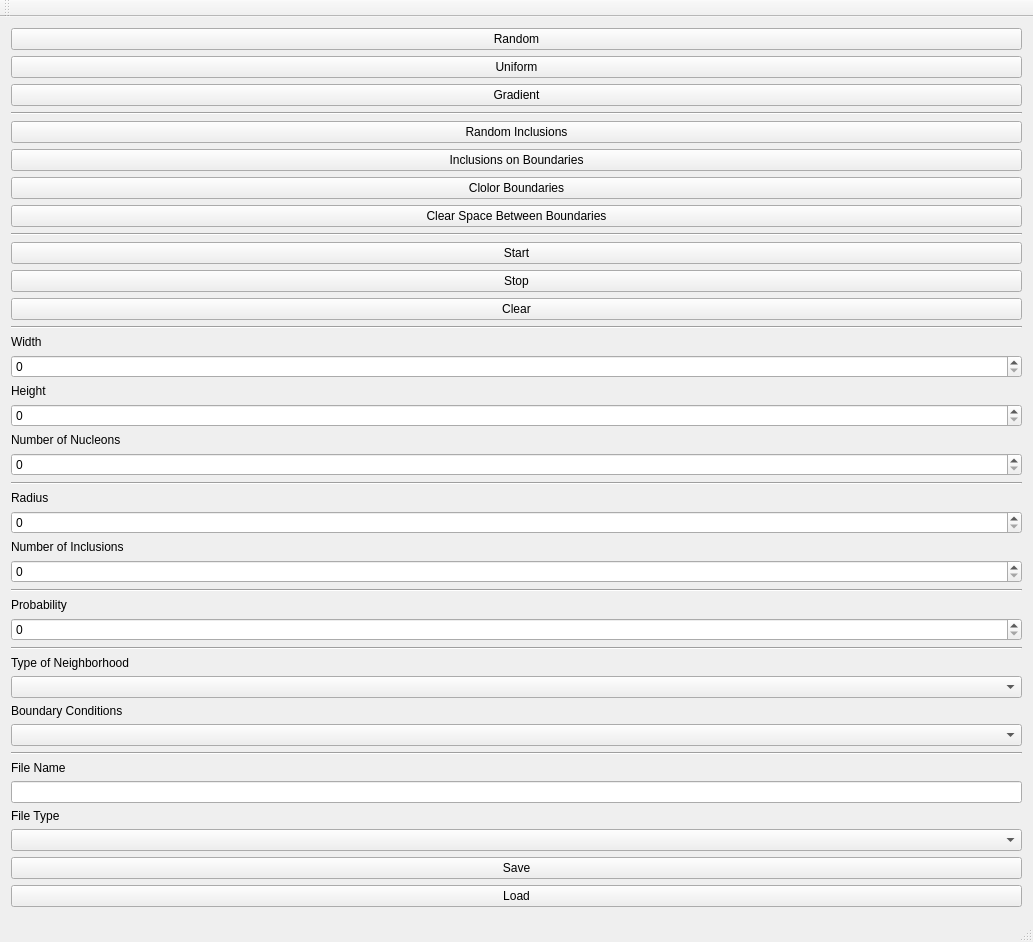
This is mainwindow.ui in nx7400/MultiscaleModeling as Qt 5 draws it before an edit. The edited form follows.
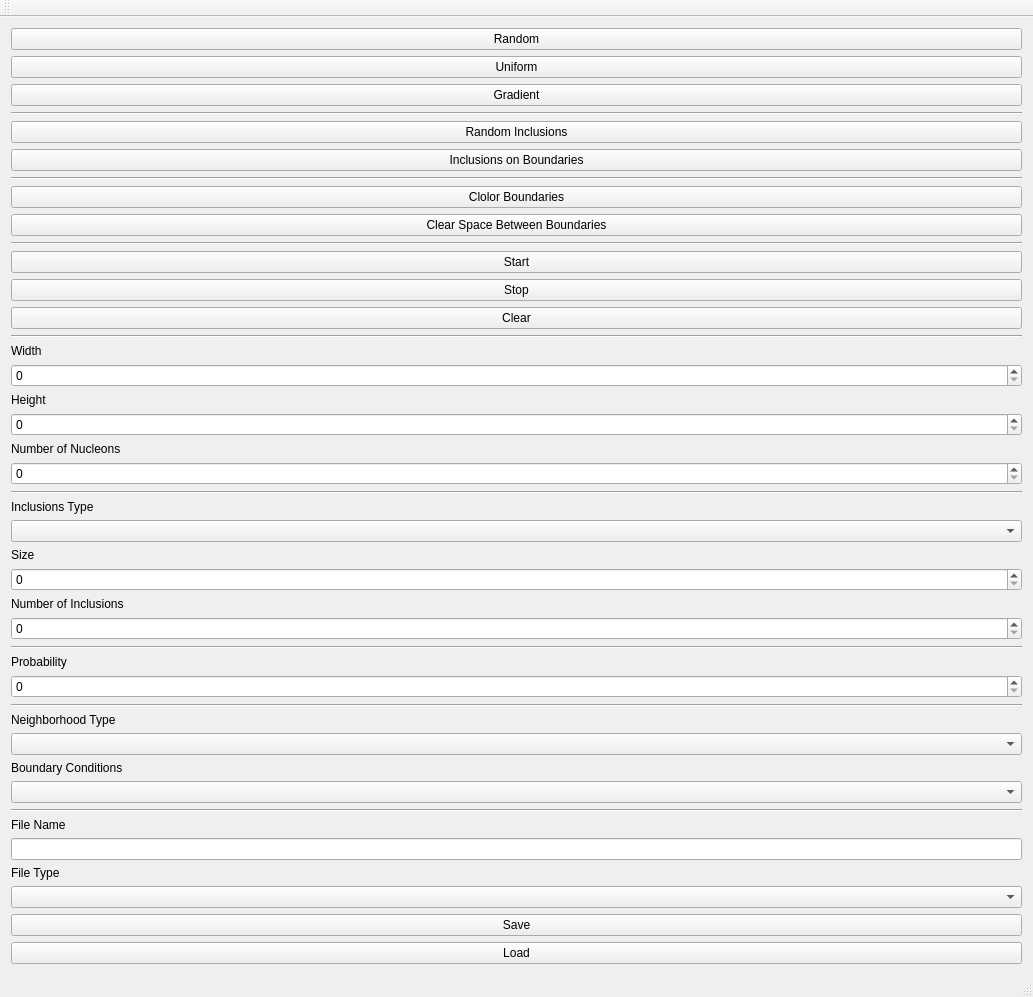
This is the edited form.

Commit message: Added square inclusions. Small refactor.

Patch:
```diff
--- a/mainwindow.ui
+++ b/mainwindow.ui
@@ -62,6 +62,13 @@
         </property>
        </widget>
       </item>
+      <item>
+       <widget class="Line" name="line_8">
+        <property name="orientation">
+         <enum>Qt::Horizontal</enum>
+        </property>
+       </widget>
+      </item>
       <item>
        <widget class="QPushButton" name="pushButton_4">
         <property name="text">
@@ -148,10 +155,20 @@
         </property>
        </widget>
       </item>
+      <item>
+       <widget class="QLabel" name="label_2">
+        <property name="text">
+         <string>Inclusions Type</string>
+        </property>
+       </widget>
+      </item>
+      <item>
+       <widget class="QComboBox" name="comboBox_3"/>
+      </item>
       <item>
        <widget class="QLabel" name="label_7">
         <property name="text">
-         <string>Radius</string>
+         <string>Size</string>
         </property>
        </widget>
       </item>
@@ -195,7 +212,7 @@
       <item>
        <widget class="QLabel" name="label_5">
         <property name="text">
-         <string>Type of Neighborhood</string>
+         <string>Neighborhood Type</string>
         </property>
        </widget>
       </item>
```
The commit also changes 5 other files.
